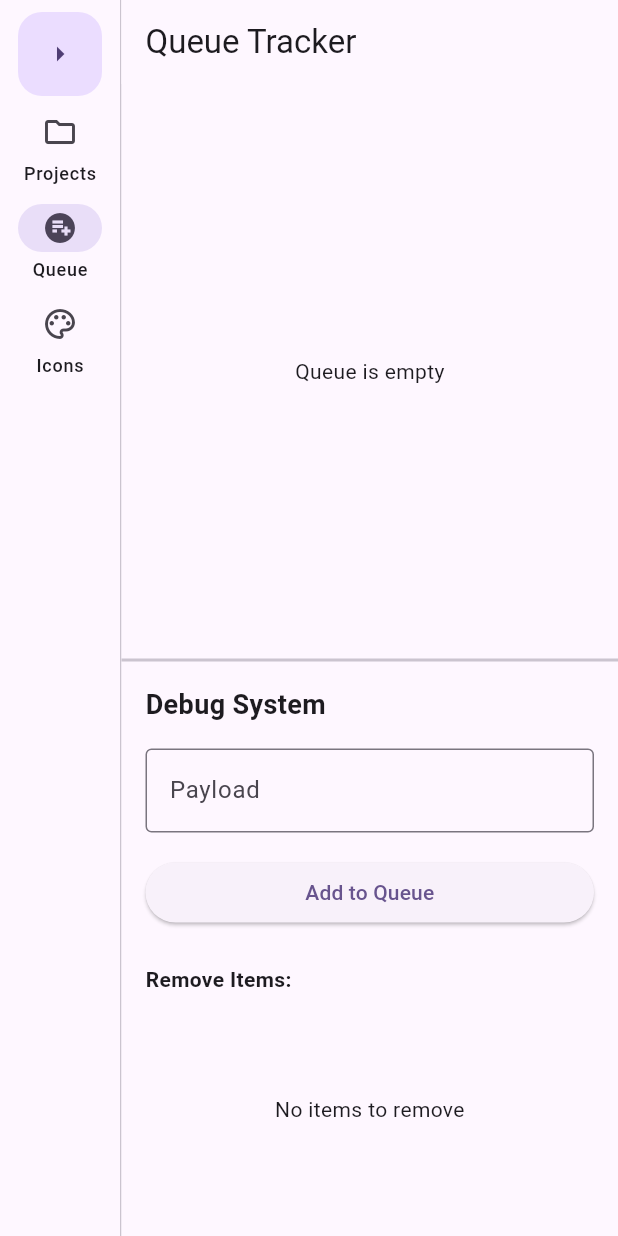
After one commit to 42null/HEAP_Client, a Flutter app: the screen it shows after launch, tab 2 chosen, after a tap on "Queue", on a phone screen of 412 x 824 dp. The commit adds this screen. Run offline on Flutter 3.47's test engine with Material 3 defaults, Android fonts, the phone set to English and light mode, and no system bars; drawn by our look-alikes of dynamic_color; our stand-ins replace sqflite, sqflite_common_ffi; accounts and stored records are empty.

Commit message:
Basic start of queue

```diff
--- a/lib/Screens/core_page.dart
+++ b/lib/Screens/core_page.dart
@@ -2,6 +2,7 @@ import 'package:flutter/material.dart';
 
 import 'core_pages/main_tabs_section.dart';
 import 'icon_table_page.dart';
+import 'queue_tracker_screen.dart';
 
 class CorePage extends StatefulWidget {
   const CorePage({super.key});
@@ -17,7 +18,7 @@ class _CorePageState extends State<CorePage> {
   // One entry per rail destination, same order as `destinations` below
     final List<Widget> _sections = [
     MainTabsSection(),
-    const Center(child: Text('Second section')),
+    const QueueTrackerScreen(),
     const IconTablePage(),
   ];
 
@@ -44,19 +45,19 @@ class _CorePageState extends State<CorePage> {
             ),
             destinations: const <NavigationRailDestination>[
               NavigationRailDestination(
-                icon: Icon(Icons.favorite_border),
-                selectedIcon: Icon(Icons.favorite),
-                label: Text('First'),
+                icon: Icon(Icons.folder_outlined),
+                selectedIcon: Icon(Icons.folder),
+                label: Text('Projects'),
               ),
               NavigationRailDestination(
-                icon: Icon(Icons.bookmark_border),
-                selectedIcon: Icon(Icons.bookmark),
-                label: Text('Second'),
+                icon: Icon(Icons.playlist_add_circle_outlined),
+                selectedIcon: Icon(Icons.playlist_add_circle),
+                label: Text('Queue'),
               ),
               NavigationRailDestination(
-                icon: Icon(Icons.star_border),
-                selectedIcon: Icon(Icons.star),
-                label: Text('Third'),
+                icon: Icon(Icons.palette_outlined),
+                selectedIcon: Icon(Icons.palette),
+                label: Text('Icons'),
               ),
             ],
           ),
--- a/lib/Screens/core_pages/main_tabs_section.dart
+++ b/lib/Screens/core_pages/main_tabs_section.dart
@@ -42,10 +42,10 @@ class _MainTabsSectionState extends State<MainTabsSection> {
           // 2. Tabs
           const TabBar(
             tabs: [
-              Tab(text: 'For You'),
-              Tab(text: 'Projects'),
-              Tab(text: 'Items'),
-              Tab(text: 'Edit'),
+              Tab(icon: Icon(Icons.trending_up), text: 'For You'),
+              Tab(icon: Icon(Icons.dashboard), text: 'Projects'),
+              Tab(icon: Icon(Icons.list), text: 'Items'),
+              Tab(icon: Icon(Icons.edit), text: 'Edit'),
             ],
           ),
 
--- /dev/null
+++ b/lib/Screens/queue_tracker_screen.dart
@@ -0,0 +1,137 @@
+import 'package:flutter/material.dart';
+import '../data/queue_repository.dart';
+import '../models/queue_item.dart';
+
+class QueueTrackerScreen extends StatefulWidget {
+  const QueueTrackerScreen({super.key});
+
+  @override
+  State<QueueTrackerScreen> createState() => _QueueTrackerScreenState();
+}
+
+class _QueueTrackerScreenState extends State<QueueTrackerScreen> {
+  final QueueRepository _repository = QueueRepository();
+  final TextEditingController _controller = TextEditingController();
+
+  @override
+  void dispose() {
+    _controller.dispose();
+    super.dispose();
+  }
+
+  Future<void> _handleAddTask() async {
+    final value = _controller.text;
+    if (value.isNotEmpty) {
+      await _repository.enqueue(value);
+      _controller.clear();
+    }
+  }
+
+  @override
+  Widget build(BuildContext context) {
+    return Scaffold(
+      appBar: AppBar(
+        title: const Text('Queue Tracker'),
+      ),
+      body: Column(
+        children: [
+          Expanded(
+            child: StreamBuilder<List<QueueItem>>(
+              stream: _repository.getQueueStream(),
+              builder: (context, snapshot) {
+                if (snapshot.hasData) {
+                  final items = snapshot.data!;
+                  if (items.isEmpty) {
+                    return const Center(child: Text('Queue is empty'));
+                  }
+                  return ListView.builder(
+                    itemCount: items.length,
+                    itemBuilder: (context, index) {
+                      final item = items[index];
+                      return ListTile(
+                        leading: CircleAvatar(
+                          child: Text('${index + 1}'),
+                        ),
+                        title: Text(item.id),
+                        subtitle: Text('Status: ${item.status.toString()}'),
+                        trailing: const Icon(Icons.arrow_forward_ios, size: 16),
+                      );
+                    },
+                  );
+                } else if (snapshot.hasError) {
+                  return Center(child: Text('Error: ${snapshot.error}'));
+                } else {
+                  return const Center(child: CircularProgressIndicator());
+                }
+              },
+            ),
+          ),
+          const Divider(thickness: 2, height: 2),
+          Expanded(
+            child: Padding(
+              padding: const EdgeInsets.all(16.0),
+              child: Column(
+                crossAxisAlignment: CrossAxisAlignment.stretch,
+                children: [
+                  const Text(
+                    'Debug System',
+                    style: TextStyle(fontSize: 18, fontWeight: FontWeight.bold),
+                  ),
+                  const SizedBox(height: 16),
+                  TextField(
+                    controller: _controller,
+                    decoration: const InputDecoration(
+                      border: OutlineInputBorder(),
+                      labelText: 'Payload',
+                    ),
+                    onSubmitted: (_) => _handleAddTask(),
+                  ),
+                  const SizedBox(height: 16),
+                  ElevatedButton(
+                    onPressed: _handleAddTask,
+                    child: const Text('Add to Queue'),
+                  ),
+                  const SizedBox(height: 24),
+                  const Text(
+                    'Remove Items:',
+                    style: TextStyle(fontSize: 14, fontWeight: FontWeight.bold),
+                  ),
+                  const SizedBox(height: 8),
+                  Expanded(
+                    child: StreamBuilder<List<QueueItem>>(
+                      stream: _repository.getQueueStream(),
+                      builder: (context, snapshot) {
+                        if (snapshot.hasData) {
+                          final items = snapshot.data!;
+                          if (items.isEmpty) {
+                            return const Center(child: Text('No items to remove'));
+                          }
+                          return ListView.builder(
+                            itemCount: items.length,
+                            itemBuilder: (context, index) {
+                              final item = items[index];
+                              return ListTile(
+                                title: Text(item.id),
+                                trailing: IconButton(
+                                  icon: const Icon(Icons.delete, color: Colors.red),
+                                  onPressed: () {
+                                    _repository.removeItem(item.id);
+                                  },
+                                ),
+                              );
+                            },
+                          );
+                        }
+                        return const Center(child: Text('Loading items...'));
+                      },
+                    ),
+                  ),
+                ],
+              ),
+            ),
+          ),
+        ],
+      ),
+    );
+  }
+}
--- /dev/null
+++ b/lib/data/database.dart
@@ -0,0 +1,37 @@
+import 'package:sqflite/sqflite.dart';
+import 'package:path/path.dart';
+import '../models/queue_item.dart';
+
+class DatabaseHelper {
+  static final DatabaseHelper Instance = DatabaseHelper._internal();
+  static Database? _database;
+
+  DatabaseHelper._internal();
+
+  Future<Database> get database async {
+    if (_database != null) return _database!;
+    _database = await _initDatabase();
+    return _database!;
+  }
+
+  Future<Database> _initDatabase() async {
+    final dbPath = join(await getDatabasesPath(), 'heap_queue.db');
+    return await openDatabase(
+      dbPath,
+      version: 1,
+      onCreate: (db, version) async {
+        await db.execute('''
+          CREATE TABLE queue_items (
+            id TEXT PRIMARY KEY,
+            payload TEXT,
+            status INTEGER,
+            priority INTEGER,
+            createdAt INTEGER,
+            retryCount INTEGER,
+            errorMessage TEXT
+          )
+        ''');
+      },
+    );
+  }
+}
--- /dev/null
+++ b/lib/data/queue_repository.dart
@@ -0,0 +1,61 @@
+import 'dart:async';
+import 'dart:math';
+import 'package:sqflite/sqflite.dart';
+import 'database.dart';
+import '../models/queue_item.dart';
+
+class QueueRepository {
+  final DatabaseHelper _dbHelper = DatabaseHelper.Instance;
+
+  Future<void> enqueue(String payload, {int priority = 0}) async {
+    final db = await _dbHelper.database;
+    final newItem = QueueItem(
+      id: Guid.newString(),
+      payload: payload,
+      priority: priority,
+      createdAt: DateTime.now().millisecondsSinceEpoch,
+    );
+
+    await db.insert('queue_items', newItem.toMap());
+  }
+
+  Future<void> removeItem(String id) async {
+    final db = await _dbHelper.database;
+    await db.delete('queue_items', where: 'id = ?', whereArgs: [id]);
+  }
+
+  Stream<List<QueueItem>> getQueueStream() async* {
+    final db = await _dbHelper.database;
+    while (true) {
+      final List<Map<String, dynamic>> maps = await db.query(
+        'queue_items',
+        orderBy: 'priority DESC, createdAt ASC',
+      );
+      yield maps.map((map) => QueueItem.fromMap(map)).toList();
+      await Future.delayed(const Duration(seconds: 1));
+    }
+  }
+
+  Future<int> getPosition(String id) async {
+    final db = await _dbHelper.database;
+    final List<Map<String, dynamic>> items = await db.query(
+      'queue_items',
+      where: 'id = ? AND status != 3', // Not completed
+      whereArgs: [id],
+      orderBy: 'priority DESC, createdAt ASC',
+    );
+    return items.length;
+  }
+}
+
+// Simple UUID helper since we don't have a package yet
+class Guid {
+  static String newString() {
+    var charCodes = ['a', 'b', 'c', 'd', 'e', 'f', '1', '2', '3', '4', '5', '6', '7', '8', '9', '0'];
+    var result = '';
+    for (var i = 0; i < 32; i++) {
+      result += charCodes[Random().nextInt(charCodes.length)];
+    }
+    return result;
+  }
+}
--- /dev/null
+++ b/lib/models/queue_item.dart
@@ -0,0 +1,53 @@
+import 'package:sqflite/sqflite.dart';
+
+enum QueueStatus {
+  PENDING,
+  SENDING,
+  PROCESSING,
+  COMPLETED,
+  FAILED
+}
+
+class QueueItem {
+  final String id;
+  final String payload;
+  final QueueStatus status;
+  final int priority;
+  final int createdAt;
+  final int retryCount;
+  final String? errorMessage;
+
+  QueueItem({
+    required this.id,
+    required this.payload,
+    this.status = QueueStatus.PENDING,
+    this.priority = 0,
+    required this.createdAt,
+    this.retryCount = 0,
+    this.errorMessage,
+  });
+
+  Map<String, dynamic> toMap() {
+    return {
+      'id': id,
+      'payload': payload,
+      'status': status.index,
+      'priority': priority,
+      'createdAt': createdAt,
+      'retryCount': retryCount,
+      'errorMessage': errorMessage,
+    };
+  }
+
+  factory QueueItem.fromMap(Map<String, dynamic> map) {
+    return QueueItem(
+      id: map['id'],
+      payload: map['payload'],
+      status: QueueStatus.values[map['status']],
+      priority: map['priority'],
+      createdAt: map['createdAt'],
+      retryCount: map['retryCount'],
+      errorMessage: map['errorMessage'],
+    );
+  }
+}
```
Also changed, not shown: lib/Screens/edit_screen.dart (+17 -13 lines), lib/main.dart (+20 -42 lines), pubspec.yaml (+7 -0 lines), pubspec.lock, 4 other files.
